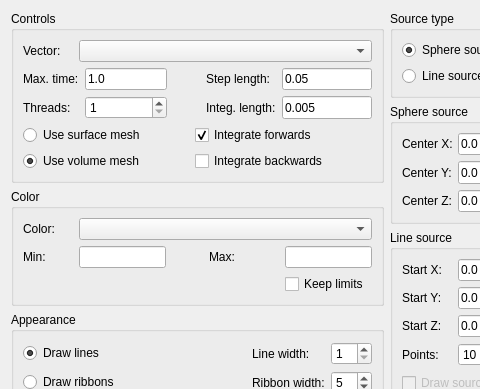
Qt form ElmerGUI/Application/vtkpost/streamline.ui (ElmerCSC/elmerfem) before a commit; both pictures show x 0 to 480 and y 0 to 389 of the 754 by 494 pixel window.
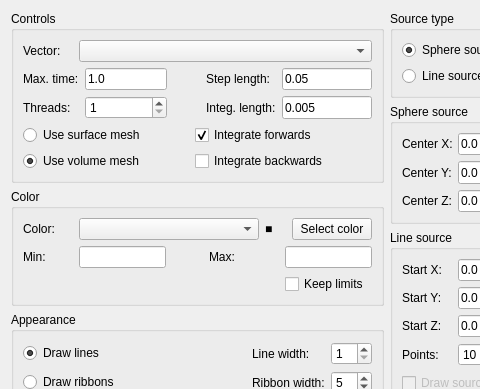
The same form after that commit. Icons and pictures are not drawn.

Commit message:
Color option for Null field, mesh and feature edge
- Color option for Null filed of each filter ( Surface, Vector, ,,, etc)
   When Null filed is selected,  'Select color' button will show up.
- Color option for mesh point, mesh edge, feature edge  in Preferences window
   On/Off of Mesh points, Mesh edges, Feature edge are also implemented by checkable group box in Preferences window
   Instead, menu items (View->Mesh points, View->Mesh edges, View->Feature edges) are eliminated.

```diff
--- a/ElmerGUI/Application/vtkpost/streamline.ui
+++ b/ElmerGUI/Application/vtkpost/streamline.ui
@@ -263,7 +263,7 @@
            <widget class="QComboBox" name="colorCombo">
             <property name="minimumSize">
              <size>
-              <width>280</width>
+              <width>180</width>
               <height>0</height>
              </size>
             </property>
@@ -275,6 +275,20 @@
             </property>
            </widget>
           </item>
+		  <item>
+           <widget class="QLabel" name="nullColorLabel">
+            <property name="text">
+             <string>■</string>
+            </property>
+           </widget>
+          </item>
+          <item>
+           <widget class="QPushButton" name="nullColorButton">
+            <property name="text">
+             <string>Select color</string>
+            </property>
+           </widget>
+          </item>
          </layout>
         </item>
         <item>
```
The commit also changes 24 other files.
